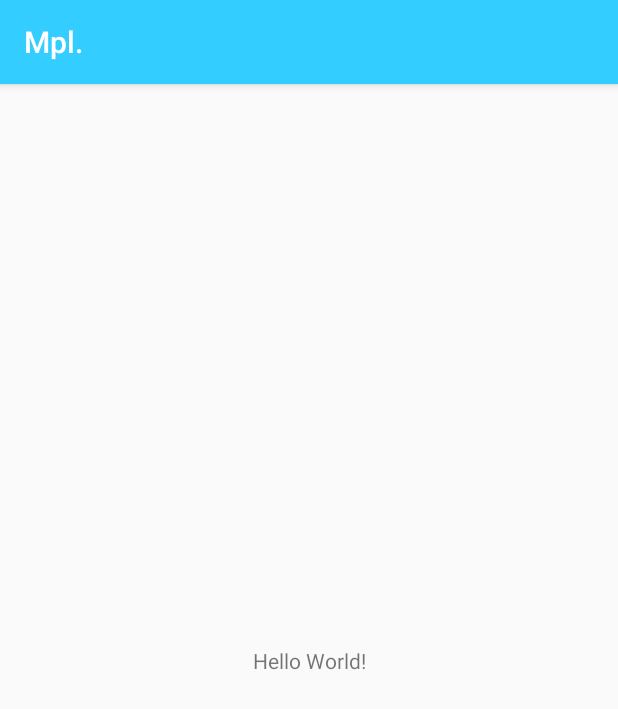
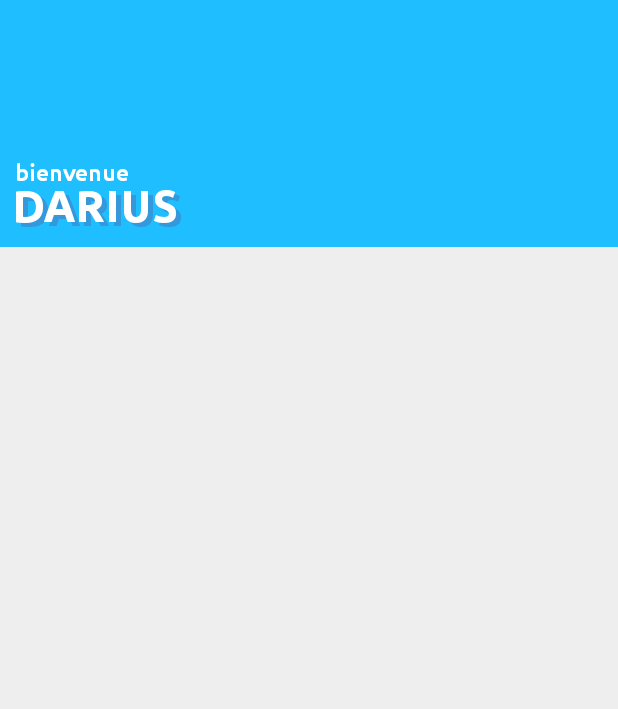
Before and after one commit to Slaymd/Mpl.-Android, an Android app: the screen it shows after launch (HomeActivity), on a phone screen of 412 x 824 dp. Shown: the top 709 px of the screen. Run offline under Robolectric (Android 15) with nearby library versions, the phone set to English and light mode, and no system bars.

Commit message:
(Ressources) added ubuntu font (Home) added header bar and main layouts

```diff
--- a/app/src/main/java/fr/dariusmtn/mpl/HomeActivity.java
+++ b/app/src/main/java/fr/dariusmtn/mpl/HomeActivity.java
@@ -9,5 +9,6 @@ public class HomeActivity extends AppCompatActivity {
     protected void onCreate(Bundle savedInstanceState) {
         super.onCreate(savedInstanceState);
         setContentView(R.layout.activity_home);
+        System.out.println("Bonjour je démarre :)");
     }
 }
--- a/app/src/main/res/layout/activity_home.xml
+++ b/app/src/main/res/layout/activity_home.xml
@@ -6,13 +6,69 @@
     android:layout_height="match_parent"
     tools:context="fr.dariusmtn.mpl.HomeActivity">
 
-    <TextView
-        android:layout_width="wrap_content"
-        android:layout_height="wrap_content"
-        android:text="Hello World!"
-        app:layout_constraintBottom_toBottomOf="parent"
-        app:layout_constraintLeft_toLeftOf="parent"
-        app:layout_constraintRight_toRightOf="parent"
-        app:layout_constraintTop_toTopOf="parent" />
+    <LinearLayout
+        android:layout_width="match_parent"
+        android:layout_height="match_parent"
+        android:orientation="vertical">
+
+        <RelativeLayout
+            android:layout_width="match_parent"
+            android:layout_height="0dp"
+            android:layout_weight="25"
+            android:background="@color/colorMplMidBlue">
+
+            <TextView
+                android:layout_width="wrap_content"
+                android:layout_height="wrap_content"
+                android:layout_alignParentBottom="true"
+                android:layout_alignParentEnd="true"
+                android:layout_alignParentStart="true"
+                android:layout_marginBottom="40sp"
+                android:layout_marginLeft="10dp"
+                android:layout_marginRight="10dp"
+                android:fontFamily="@font/ubuntu_bold"
+                android:text="@string/home_header_welcome"
+                android:textColor="#FFFFFF"
+                android:textSize="15sp" />
+
+            <TextView
+                android:layout_width="wrap_content"
+                android:layout_height="wrap_content"
+                android:layout_alignParentBottom="true"
+                android:layout_alignParentEnd="true"
+                android:layout_alignParentStart="true"
+                android:layout_marginBottom="7dp"
+                android:layout_marginLeft="11dp"
+                android:layout_marginRight="8dp"
+                android:fontFamily="@font/ubuntu_bold"
+                android:text="@string/home_header_user_name"
+                android:textColor="@color/colorMplDarkBlue"
+                android:textSize="30sp" />
+
+            <TextView
+                android:layout_width="wrap_content"
+                android:layout_height="wrap_content"
+                android:layout_alignParentBottom="true"
+                android:layout_alignParentEnd="true"
+                android:layout_alignParentStart="true"
+                android:layout_marginBottom="10dp"
+                android:layout_marginLeft="8dp"
+                android:layout_marginRight="8dp"
+                android:fontFamily="@font/ubuntu_bold"
+                android:text="@string/home_header_user_name"
+                android:textColor="#FFFFFF"
+                android:textSize="30sp" />
+
+        </RelativeLayout>
+
+        <LinearLayout
+            android:layout_width="match_parent"
+            android:layout_height="0dp"
+            android:layout_weight="100"
+            android:background="@color/colorMplLightGray">
+
+        </LinearLayout>
+
+    </LinearLayout>
 
 </android.support.constraint.ConstraintLayout>
--- a/app/src/main/res/values/styles.xml
+++ b/app/src/main/res/values/styles.xml
@@ -1,11 +1,12 @@
 <resources>
 
     <!-- Base application theme. -->
-    <style name="AppTheme" parent="Theme.AppCompat.Light.DarkActionBar">
+    <style name="AppTheme" parent="Theme.AppCompat.Light.NoActionBar">
         <!-- Customize your theme here. -->
         <item name="colorPrimary">@color/colorPrimary</item>
         <item name="colorPrimaryDark">@color/colorPrimaryDark</item>
         <item name="colorAccent">@color/colorAccent</item>
+        <item name="android:windowTranslucentStatus">true</item>
     </style>
 
 </resources>
```
Also changed, not shown: app/src/main/res/font/ubuntu_bold.ttf (added), app/src/main/res/font/ubuntu_medium.ttf (added), app/src/main/res/font/ubuntu_mono_bold.ttf (added), app/src/main/res/font/ubuntu_mono_regular.ttf (added), app/src/main/res/font/ubuntu_regular.ttf (added).
